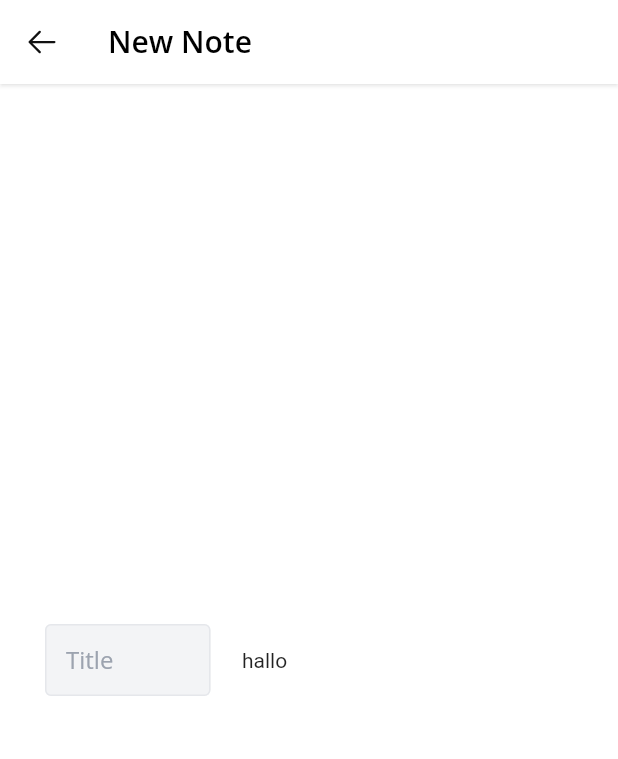
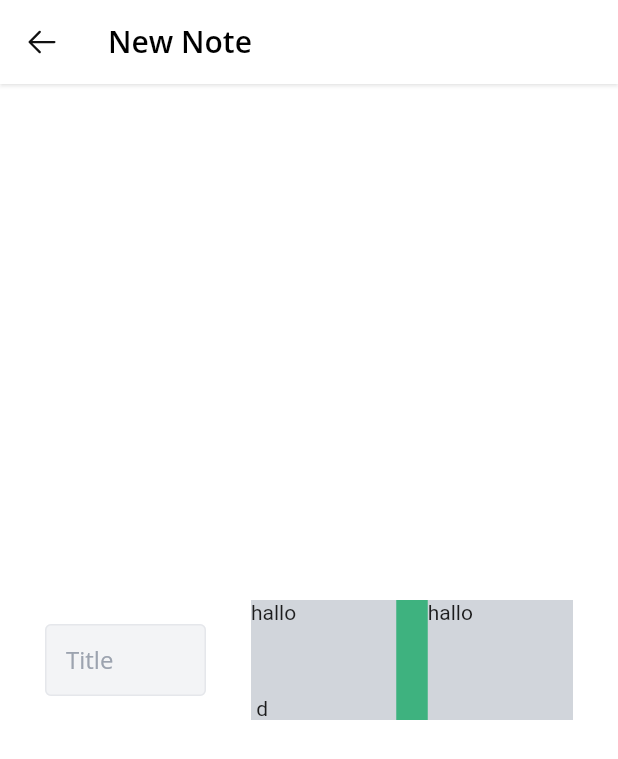
Before and after one commit to rifkiard/vinote, a Flutter app: the NoteCreationScreen screen opened by its route, on a phone screen of 412 x 824 dp. Shown: the top 759 px of the screen. Run offline on Flutter 3.47's test engine with Material 2 defaults, Android fonts, the phone set to English and light mode, and no system bars; our stand-ins replace flutter_speed_dial, google_fonts, phosphor_flutter.

Commit message:
new note page on progress

```diff
--- a/lib/screens/note_creation/note_creation_screen.dart
+++ b/lib/screens/note_creation/note_creation_screen.dart
@@ -44,9 +44,31 @@ class _NoteCreationScreenState extends State<NoteCreationScreen> {
                           hintText: "Title",
                         )),
                     SizedBox(
-                      width: 21,
+                      width: 30,
                     ),
-                    Expanded(flex: 2, child: Text("hallo"))
+                    Expanded(
+                        flex: 2,
+                        child: Container(
+                          color: primaryColor,
+                          child: IntrinsicHeight(
+                            child: Row(
+                              crossAxisAlignment: CrossAxisAlignment.stretch,
+                              children: [
+                                Expanded(
+                                    child: Container(
+                                        color: gray300Color,
+                                        child: Text('hallo \n\n\n\n d'))),
+                                SizedBox(
+                                  width: 21,
+                                ),
+                                Expanded(
+                                    child: Container(
+                                        color: gray300Color,
+                                        child: Text('hallo')))
+                              ],
+                            ),
+                          ),
+                        ))
                   ],
                 )),
           ),
```
